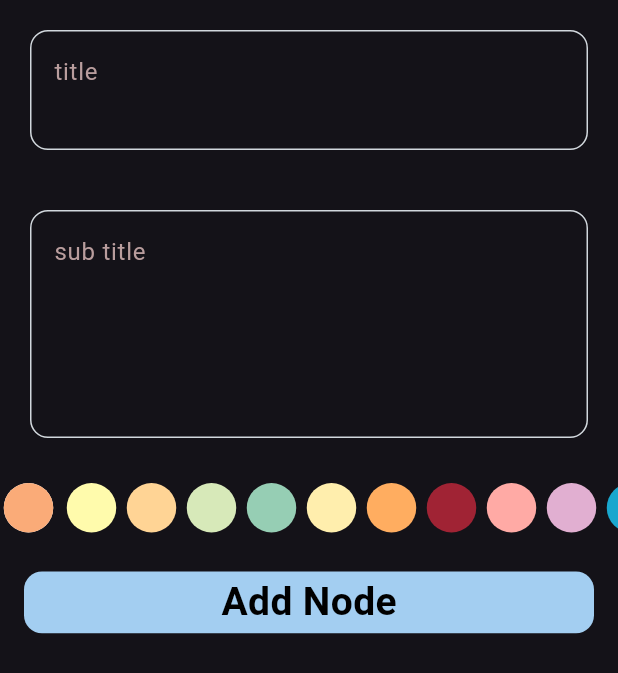
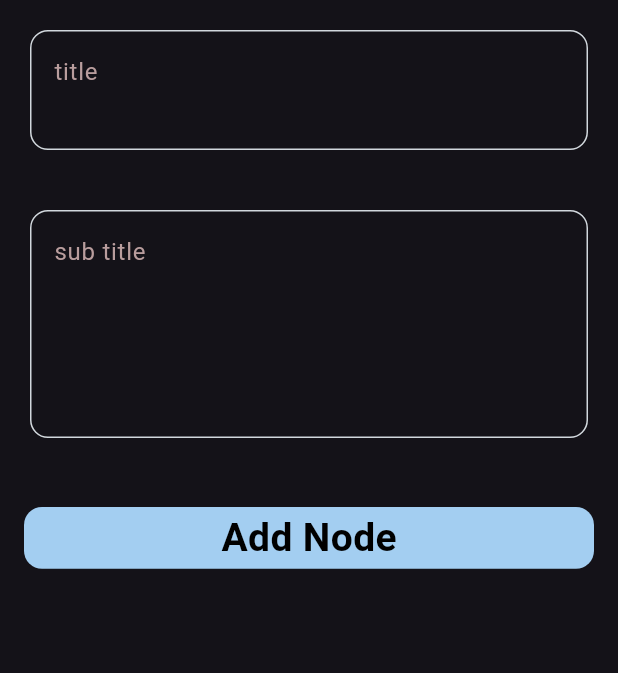
Before and after one commit to Abdelrahman200hany/noota, a Flutter app: the AddNoteForm widget shown alone on an empty page, opened directly, on a phone screen of 412 x 824 dp. Shown: the top 673 px of the screen. Run offline on Flutter 3.47's test engine with Material 3 defaults, Android fonts, the phone set to English and light mode, and no system bars; our stand-ins replace flutter_bloc, hive, hive_flutter, lottie; accounts and stored records are empty.

Commit message:
finsh app without list color picker

```diff
--- a/lib/customs_widgets/TextFormfield.dart
+++ b/lib/customs_widgets/TextFormfield.dart
@@ -33,8 +33,7 @@ class CostomTextField extends StatelessWidget {
         ),
         decoration: InputDecoration(
           hintText: hint,
-          hintStyle:
-              const TextStyle(color:  const Color.fromARGB(255, 185, 157, 157)),
+          hintStyle: const TextStyle(color: Color.fromARGB(255, 185, 157, 157)),
           border: buildBorder(const Color.fromARGB(255, 245, 145, 63)),
           enabledBorder: buildBorder(const Color.fromARGB(255, 210, 216, 221)),
           focusedBorder: buildBorder(const Color.fromARGB(255, 233, 210, 210)),
--- a/lib/customs_widgets/add_note_form.dart
+++ b/lib/customs_widgets/add_note_form.dart
@@ -5,7 +5,6 @@ import 'package:noota/cubits/add_note_cubit/add_node.dart';
 import 'package:noota/cubits/add_note_cubit/add_state.dart';
 import 'package:noota/customs_widgets/TextFormfield.dart';
 import 'package:noota/customs_widgets/buttoms.dart';
-import 'package:noota/customs_widgets/circle_color_list.dart';
 import 'package:noota/models/note_model.dart';
 
 class AddNoteForm extends StatefulWidget {
@@ -47,8 +46,6 @@ class _MyFieldState extends State<AddNoteForm> {
                 hint: 'sub title ',
               ),
               const SizedBox(height: 10),
-            const   CircleColorList(),
-              const SizedBox(height: 10),
               BlocBuilder<AddNoteCubit, AddNoteState>(
                 builder: (context, state) {
                   return CostomButtom(
--- a/lib/servies/bloc_observe.dart
+++ b/lib/servies/bloc_observe.dart
@@ -1,9 +1,10 @@
+import 'package:flutter/material.dart';
 import 'package:flutter_bloc/flutter_bloc.dart';
 
 class SimpleBlocObserver implements BlocObserver {
   @override
   void onChange(BlocBase bloc, Change change) {
-    // TODO: implement onChange
+    debugPrint('change is : $change');
   }
 
   @override
```
